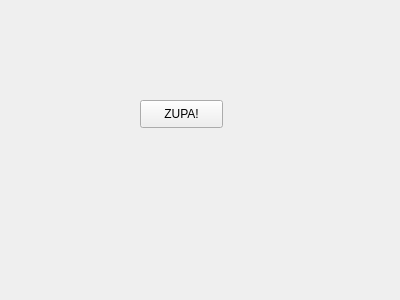
Qt form options-pages/service.ui (n7space/asn1scc.IDE) before a commit.
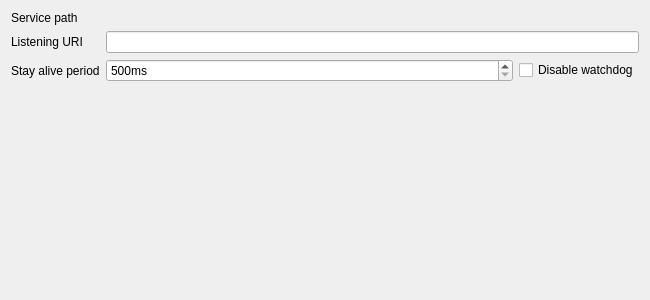
The same form after that commit. Custom widgets are drawn as their Qt base class.

Commit message: ASNIDE-115 OptionsPages::ServiceWidget added and connected with OptionsPages::Service

The edit to the form file:
```diff
--- a/options-pages/service.ui
+++ b/options-pages/service.ui
@@ -6,27 +6,100 @@
    <rect>
     <x>0</x>
     <y>0</y>
-    <width>400</width>
+    <width>650</width>
     <height>300</height>
    </rect>
   </property>
   <property name="windowTitle">
    <string>Form</string>
   </property>
-  <widget class="QPushButton" name="pushButton">
-   <property name="geometry">
-    <rect>
-     <x>140</x>
-     <y>100</y>
-     <width>83</width>
-     <height>28</height>
-    </rect>
-   </property>
-   <property name="text">
-    <string>ZUPA!</string>
-   </property>
-  </widget>
+  <layout class="QGridLayout" name="gridLayout">
+   <item row="0" column="0">
+    <widget class="QLabel" name="pathLabel">
+     <property name="text">
+      <string>Service path</string>
+     </property>
+    </widget>
+   </item>
+   <item row="1" column="0">
+    <widget class="QLabel" name="uriLabel">
+     <property name="text">
+      <string>Listening URI</string>
+     </property>
+    </widget>
+   </item>
+   <item row="2" column="0">
+    <widget class="QLabel" name="stayAliveLabel">
+     <property name="text">
+      <string>Stay alive period</string>
+     </property>
+    </widget>
+   </item>
+   <item row="2" column="1">
+    <widget class="QSpinBox" name="stayAliveSpinBox">
+     <property name="sizePolicy">
+      <sizepolicy hsizetype="Expanding" vsizetype="Fixed">
+       <horstretch>0</horstretch>
+       <verstretch>0</verstretch>
+      </sizepolicy>
+     </property>
+     <property name="suffix">
+      <string>ms</string>
+     </property>
+     <property name="minimum">
+      <number>500</number>
+     </property>
+     <property name="maximum">
+      <number>60000</number>
+     </property>
+     <property name="singleStep">
+      <number>500</number>
+     </property>
+    </widget>
+   </item>
+   <item row="2" column="2">
+    <widget class="QCheckBox" name="stayAliveCheckbox">
+     <property name="text">
+      <string>Disable watchdog</string>
+     </property>
+    </widget>
+   </item>
+   <item row="3" column="1">
+    <spacer name="verticalSpacer">
+     <property name="orientation">
+      <enum>Qt::Vertical</enum>
+     </property>
+     <property name="sizeHint" stdset="0">
+      <size>
+       <width>20</width>
+       <height>40</height>
+      </size>
+     </property>
+    </spacer>
+   </item>
+   <item row="0" column="1" colspan="2">
+	   <widget class="Utils::PathChooser" name="pathChooser" native="true" />
+   </item>
+   <item row="1" column="1" colspan="2">
+    <widget class="QLineEdit" name="uriEdit">
+     <property name="sizePolicy">
+      <sizepolicy hsizetype="Expanding" vsizetype="Fixed">
+       <horstretch>0</horstretch>
+       <verstretch>0</verstretch>
+      </sizepolicy>
+     </property>
+    </widget>
+   </item>
+  </layout>
  </widget>
+ <customwidgets>
+  <customwidget>
+   <class>Utils::PathChooser</class>
+   <extends>QWidget</extends>
+   <header>utils/pathchooser.h</header>
+   <container>1</container>
+  </customwidget>
+ </customwidgets>
  <resources/>
  <connections/>
 </ui>
```
Left out of the diff: 25 changed lines with no effect on the pictures. The commit also changes 8 other files.
